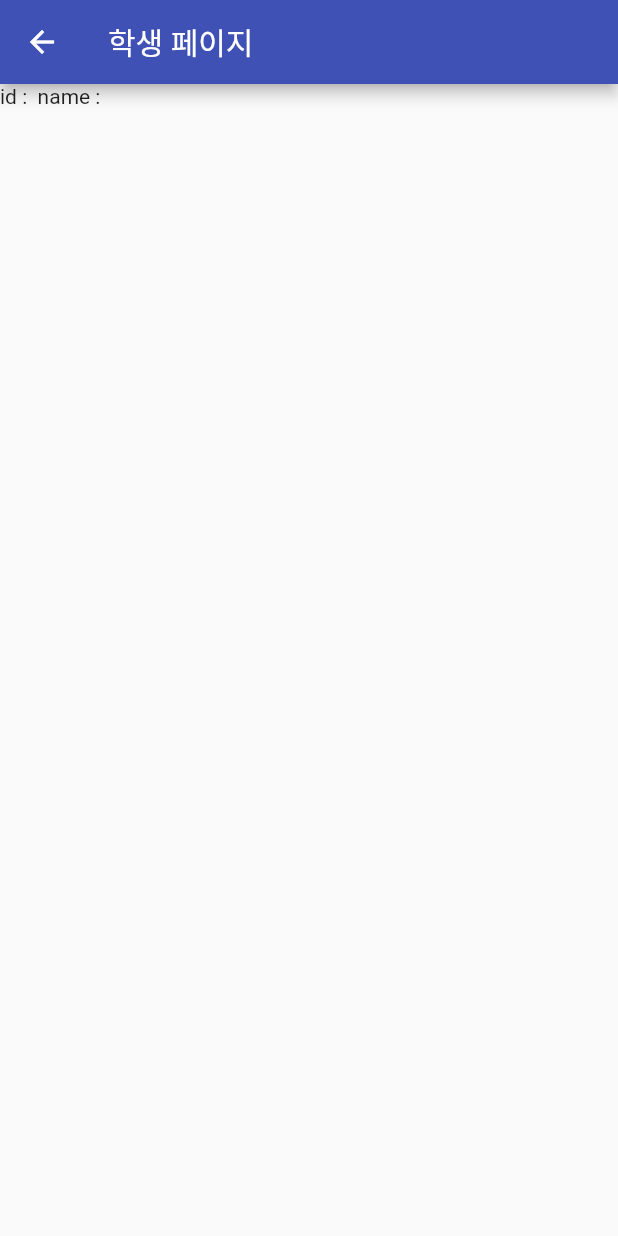
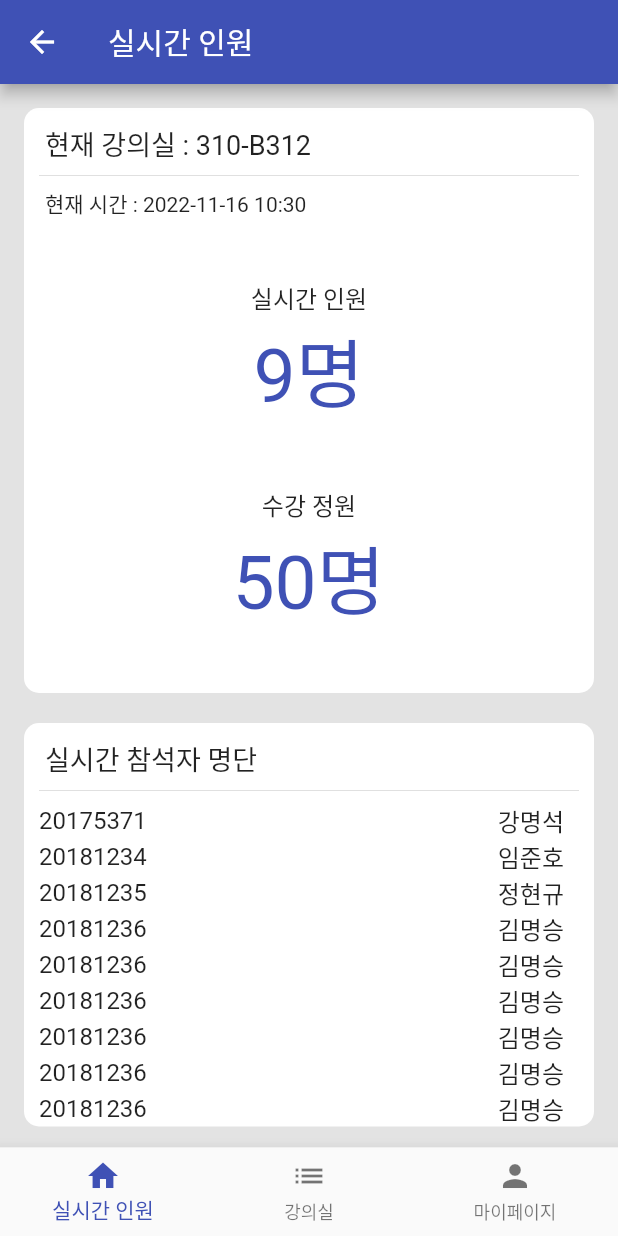
Before and after one commit to CAUHandsOn/Front-end, a Flutter app: the StudentWidget screen opened directly with empty values, on a phone screen of 412 x 824 dp. Run offline on Flutter 3.47's test engine with Material 2 defaults, Android fonts, the phone set to English and light mode, and no system bars.

Commit message:
fetch : Student 페이지 라우팅 기능, 실시간 페이지 기능 UI구현

```diff
--- a/lib/src/ui/student_page/student_classroom_widget.dart
+++ b/lib/src/ui/student_page/student_classroom_widget.dart
@@ -0,0 +1,19 @@
+import 'package:flutter/material.dart';
+
+class StudentClassroomWidget extends StatefulWidget {
+  const StudentClassroomWidget({Key? key}) : super(key: key);
+
+  @override
+  State<StudentClassroomWidget> createState() => _StudentClassroomWidgetState();
+}
+
+class _StudentClassroomWidgetState extends State<StudentClassroomWidget> {
+  @override
+  Widget build(BuildContext context) {
+    return Scaffold(
+      appBar: AppBar(
+        title: const Text('강의실 출입 내역'),
+      ),
+    );
+  }
+}
--- a/lib/src/ui/student_page/student_home_widget.dart
+++ b/lib/src/ui/student_page/student_home_widget.dart
@@ -1,7 +1,13 @@
 import 'package:flutter/material.dart';
 import 'package:handson/src/model/user.dart';
+import 'package:handson/src/provider/bottom_navigation_provider.dart';
 import 'package:handson/src/provider/user_provider.dart';
+import 'package:handson/src/ui/student_page/student_classroom_widget.dart';
+import 'package:handson/src/ui/student_page/student_mypage_widget.dart';
+import 'package:handson/src/ui/student_page/student_realtime_widget.dart';
 import 'package:provider/provider.dart';
+
+import '../../provider/classroom_provider.dart';
 
 class StudentWidget extends StatefulWidget {
   StudentWidget({Key? key,required this.user}) : super(key: key);
@@ -13,6 +19,44 @@ class StudentWidget extends StatefulWidget {
 
 class _StudentWidgetState extends State<StudentWidget> {
   late UserProvider _userProvider;
+  late BottomNavigationProvider _bottomNavigationProvider;
+  late ClassroomProvider _classroomProvider;
+
+  Widget _bottomNavigationBarWidget(){
+    return BottomNavigationBar(
+      items: const [
+        BottomNavigationBarItem(
+          icon: Icon(Icons.home),
+          label: '실시간 인원',
+        ),
+        BottomNavigationBarItem(
+            icon: Icon(Icons.list),
+            label: '강의실'
+        ),
+        BottomNavigationBarItem(
+            icon: Icon(Icons.person),
+            label: '마이페이지'
+        ),
+      ],
+      onTap: (index){
+        _bottomNavigationProvider.updateIndex(index);
+      },
+      currentIndex: _bottomNavigationProvider.currentNavigationIndex,
+    );
+  }
+  Widget _navigationBodyWidget(){
+    switch(_bottomNavigationProvider.currentNavigationIndex){
+      case 0:
+        return const StudentRealtimeWidget();
+      case 1:
+        return const StudentClassroomWidget();
+      case 2:
+        return const StudentMyPageWidget();
+      default:
+        return Container();
+    }
+  }
+
 
   @override
   void initState() {
@@ -20,17 +64,17 @@ class _StudentWidgetState extends State<StudentWidget> {
     super.initState();
     _userProvider = Provider.of<UserProvider>(context,listen: false);
     _userProvider.initUser(widget.user.name, widget.user.email, widget.user.id, widget.user.role);
+    _classroomProvider = Provider.of<ClassroomProvider>(context,listen: false);
+    _classroomProvider.loadClassroomInfo(context);
   }
 
   @override
   Widget build(BuildContext context) {
+    print("build: StudentHomeWidget");
+    _bottomNavigationProvider = Provider.of<BottomNavigationProvider>(context);
     return Scaffold(
-      appBar: AppBar(
-        title: const Text('학생 페이지'),
-      ),
-      body: Container(
-        child: Text('id : ${widget.user.id} name : ${widget.user.name}'),
-      ),
+      body: _navigationBodyWidget(),
+      bottomNavigationBar: _bottomNavigationBarWidget(),
     );
   }
 }
--- a/lib/src/ui/student_page/student_mypage_widget.dart
+++ b/lib/src/ui/student_page/student_mypage_widget.dart
@@ -0,0 +1,14 @@
+import 'package:flutter/material.dart';
+
+class StudentMyPageWidget extends StatelessWidget {
+  const StudentMyPageWidget({Key? key}) : super(key: key);
+
+  @override
+  Widget build(BuildContext context) {
+    return Scaffold(
+      appBar: AppBar(
+        title: const Text('마이페이지'),
+      ),
+    );
+  }
+}
--- a/lib/src/ui/student_page/student_realtime_widget.dart
+++ b/lib/src/ui/student_page/student_realtime_widget.dart
@@ -0,0 +1,179 @@
+import 'package:flutter/material.dart';
+import 'package:handson/src/model/classroom.dart';
+import 'package:handson/src/provider/classroom_provider.dart';
+import 'package:intl/intl.dart';
+import 'package:provider/provider.dart';
+
+class StudentRealtimeWidget extends StatefulWidget {
+  const StudentRealtimeWidget({Key? key}) : super(key: key);
+
+  @override
+  State<StudentRealtimeWidget> createState() => _StudentRealtimeWidgetState();
+}
+
+class _StudentRealtimeWidgetState extends State<StudentRealtimeWidget> {
+  Widget _headCountWidget(int headCount) {
+    return Center(
+      child: Column(
+        mainAxisAlignment: MainAxisAlignment.center,
+        children: [
+          const Text(
+            "실시간 인원",
+            style: TextStyle(fontSize: 16),
+          ),
+          Text(
+            '$headCount명',
+            style: const TextStyle(fontSize: 50, color: Colors.indigo),
+          )
+        ],
+      ),
+    );
+  }
+
+  Widget _totalCountWidget(int totalCount) {
+    return Center(
+      child: Column(
+        mainAxisAlignment: MainAxisAlignment.center,
+        children: [
+          const Text(
+            "수강 정원",
+            style: TextStyle(fontSize: 16),
+          ),
+
+          Text(
+            '$totalCount명',
+            style: const TextStyle(fontSize: 50, color: Colors.indigo),
+          )
+        ],
+      ),
+    );
+  }
+
+  Widget _makeListView(Classroom classroom){
+    return Padding(
+      padding: EdgeInsets.only(top: 16,left: 16,right: 16),
+      child: ListView(
+        children: [
+          Container(
+            decoration: BoxDecoration(
+                color: Colors.white,
+                borderRadius: BorderRadius.circular(10)
+            ),
+            child: Column(
+              children: [
+                Row(
+                  mainAxisAlignment: MainAxisAlignment.start,
+                  children: [
+                    Padding(
+                      padding: const EdgeInsets.only(top: 10,left: 14),
+                      child: Text(
+                        '현재 강의실 : ${classroom.buildingName}-${classroom.roomNumber}',
+                        textAlign: TextAlign.start,
+                        style: TextStyle(fontWeight: FontWeight.w400,fontSize: 18),
+                      ),
+                    ),
+                  ],
+                ),
+                const Divider(
+                  endIndent: 10,
+                  indent: 10,
+                ),
+                Row(
+                  mainAxisAlignment: MainAxisAlignment.start,
+                  children: [
+                    Padding(
+                      padding: const EdgeInsets.only(left: 14),
+                      child: Text('현재 시간 : ${DateFormat('yyyy-MM-dd kk:mm').format(DateTime.now())}'),
+                    ),
+                  ],
+                ),
+                const SizedBox(height: 40,),
+                _headCountWidget(classroom.studentList.length),
+                const SizedBox(height: 40,),
+                _totalCountWidget(classroom.totalCount),
+                const SizedBox(height: 40,),
+              ],
+            ),
+          ),
+          const SizedBox(height: 20),
+          Container(
+            decoration: BoxDecoration(
+                color: Colors.white,
+                borderRadius: BorderRadius.circular(10)
+            ),
+            child: Column(
+              children: [
+                Row(
+                  mainAxisAlignment: MainAxisAlignment.start,
+                  children: [
+                    Padding(
+                      padding: const EdgeInsets.only(top: 10,left: 14),
+                      child: Text(
+                        '실시간 참석자 명단',
+                        textAlign: TextAlign.start,
+                        style: TextStyle(fontWeight: FontWeight.w400,fontSize: 18),
+                      ),
+                    ),
+                  ],
+                ),
+                const Divider(
+                  endIndent: 10,
+                  indent: 10,
+                ),
+                ListView(
+                  shrinkWrap: true,
+                  physics: NeverScrollableScrollPhysics(),
+                  children: classroom.studentList.map((item) {
+                    return Padding(
+                      padding: EdgeInsets.only(left: 10,right: 20),
+                      child: Row(
+                        mainAxisAlignment: MainAxisAlignment.spaceBetween,
+                        children: [
+                          Text(item.id,
+                              style: TextStyle(
+                                  fontSize: 16
+                              )),
+                          Text(item.name,
+                            style: TextStyle(
+                                fontSize: 16
+                            ),),
+                        ],
+                      ),
+                    );
+
+                  }).toList(),
+                )
+              ],
+
+            ),
+          )
+        ],
+      ),
+    );
+  }
+
+  @override
+  Widget build(BuildContext context) {
+    print("build : professor_realtime_widget");
+    return Scaffold(
+      appBar: AppBar(
+        title: const Text('실시간 인원'),
+      ),
+      body: Consumer<ClassroomProvider>(
+        builder: (context, provider, widget) {
+          try{
+            print("Student_realtime_widget Consumer Called");
+            if (provider.is_loaded){
+              return _makeListView(provider.classroomInfo);
+            }
+            return const Center(child: CircularProgressIndicator(),);
+          } catch (e){
+            print(e);
+            return const Center(child: CircularProgressIndicator(),);
+          }
+        },
+      ),
+      backgroundColor: Colors.grey.withOpacity(0.25),
+    );
+  }
+}
```
